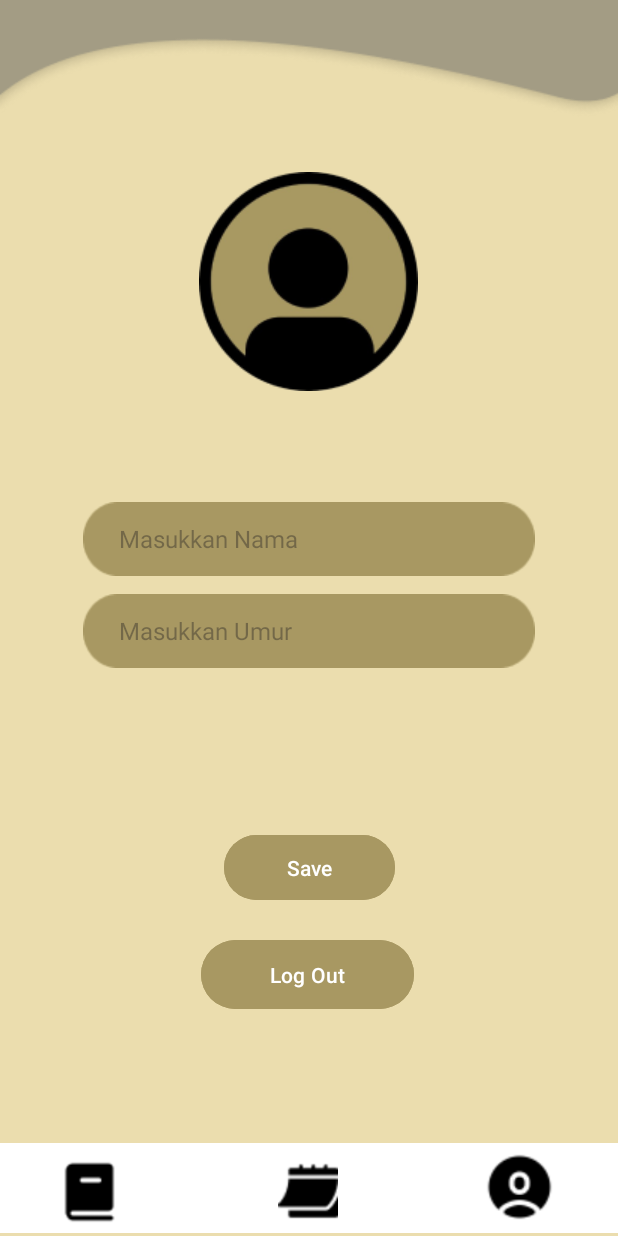
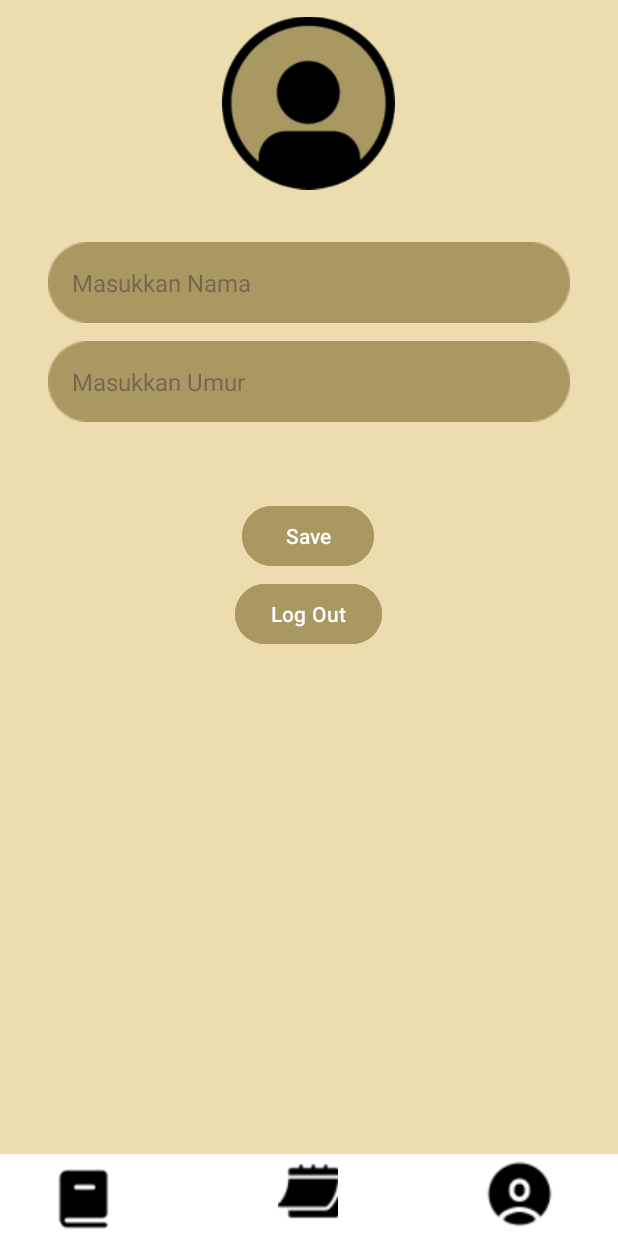
Before and after one commit to asyifaauliarahma08/MindNote, an Android app: the layout activity_profile.xml on its own in the app's theme, with its tools: preview values and no code run, on a phone screen of 412 x 824 dp. Run offline under Robolectric (Android 15) with nearby library versions, the phone set to English and light mode, and no system bars.

Commit message:
memperbaiki tampilan

```diff
--- a/app/src/main/AndroidManifest.xml
+++ b/app/src/main/AndroidManifest.xml
@@ -25,7 +25,7 @@
             android:name=".Penulisan"
             android:exported="false" />
         <activity
-            android:name=".profile"
+            android:name=".Profile"
             android:exported="false" />
         <activity
             android:name=".loginsukses"
@@ -35,9 +35,6 @@
             android:exported="false" />
         <activity
             android:name=".Login"
-            android:exported="false" />
-        <activity
-            android:name=".signin"
             android:exported="false" />
         <activity
             android:name=".MainActivity"
--- a/app/src/main/java/com/example/mindnote/Kalender.kt
+++ b/app/src/main/java/com/example/mindnote/Kalender.kt
@@ -58,8 +58,10 @@ class Kalender : AppCompatActivity() {
         iconProfile.setOnClickListener {
             if (this::class.java.simpleName != "Profile") {
                 startActivity(Intent(this, Profile::class.java))
+                finish() // tutup halaman ini biar nggak numpuk
             }
         }
+
     }
 
     private fun setupCalendar() {
--- a/app/src/main/java/com/example/mindnote/catatanku.kt
+++ b/app/src/main/java/com/example/mindnote/catatanku.kt
@@ -56,10 +56,12 @@ class catatanku : AppCompatActivity(), CatatanAdapter.OnItemClickListener {
         }
 
         iconProfile.setOnClickListener {
-            Toast.makeText(this, "Klik Profile", Toast.LENGTH_SHORT).show() // Debug
-            startActivity(Intent(this, Profile::class.java))
+            if (this::class.java.simpleName != "Profile") {
+                startActivity(Intent(this, Profile::class.java))
+                finish() // tutup halaman ini biar nggak numpuk
+            }
+        }
 
-        }
     }
 
     private fun loadData() {
--- a/app/src/main/res/layout/activity_catatanku.xml
+++ b/app/src/main/res/layout/activity_catatanku.xml
@@ -10,28 +10,31 @@
     <!-- Latar Atas -->
     <ImageView
         android:id="@+id/imageView5"
-        android:layout_width="452dp"
+        android:layout_width="0dp"
         android:layout_height="137dp"
-        android:layout_marginTop="4dp"
+        android:scaleType="fitXY"
         android:src="@drawable/atas"
+        app:layout_constraintTop_toTopOf="parent"
         app:layout_constraintStart_toStartOf="parent"
-        app:layout_constraintEnd_toEndOf="parent"
-        app:layout_constraintTop_toTopOf="parent"
-        app:layout_constraintHorizontal_bias="0.512" />
+        app:layout_constraintEnd_toEndOf="parent" />
+
 
     <!-- RecyclerView untuk daftar catatan -->
+
+    <!-- Tombol Tambah Catatan (+) -->
     <androidx.recyclerview.widget.RecyclerView
         android:id="@+id/recyclerViewCatatan"
         android:layout_width="0dp"
         android:layout_height="0dp"
         android:layout_marginTop="8dp"
         android:layout_marginBottom="8dp"
+        app:layout_constraintBottom_toTopOf="@id/imageView21"
+        app:layout_constraintEnd_toEndOf="parent"
+        app:layout_constraintHorizontal_bias="1.0"
+        app:layout_constraintStart_toStartOf="parent"
         app:layout_constraintTop_toBottomOf="@id/imageView5"
-        app:layout_constraintBottom_toTopOf="@id/imageView21"
-        app:layout_constraintStart_toStartOf="parent"
-        app:layout_constraintEnd_toEndOf="parent" />
+        app:layout_constraintVertical_bias="0.0" />
 
-    <!-- Tombol Tambah Catatan (+) -->
     <Button
         android:id="@+id/addNoteButton"
         android:layout_width="60dp"
@@ -45,19 +48,21 @@
         app:layout_constraintEnd_toEndOf="parent" />
 
     <!-- Bagian bawah (navigasi) -->
+
+    <!-- Icon Navigasi Buku -->
+
     <ImageView
         android:id="@+id/imageView21"
         android:layout_width="454dp"
         android:layout_height="77dp"
         android:src="@drawable/textboxbawah"
         app:layout_constraintBottom_toBottomOf="parent"
+        app:layout_constraintEnd_toEndOf="parent"
+        app:layout_constraintHorizontal_bias="0.0"
         app:layout_constraintStart_toStartOf="parent"
-        app:layout_constraintEnd_toEndOf="parent"
         app:layout_constraintTop_toTopOf="@+id/img_kekalender"
-        app:layout_constraintHorizontal_bias="0.358"
-        app:layout_constraintVertical_bias="1.0" />
+        app:layout_constraintVertical_bias="0.56" />
 
-    <!-- Icon Navigasi Buku -->
     <ImageView
         android:id="@+id/img_book"
         android:layout_width="47dp"
@@ -70,28 +75,30 @@
         app:srcCompat="@drawable/buku" />
 
     <!-- Icon Navigasi Kalender -->
+
+    <!-- Icon Navigasi Akun -->
+
     <ImageView
         android:id="@+id/img_kekalender"
         android:layout_width="40dp"
         android:layout_height="44dp"
         android:layout_marginBottom="8dp"
         app:layout_constraintBottom_toBottomOf="parent"
+        app:layout_constraintEnd_toEndOf="parent"
+        app:layout_constraintHorizontal_bias="0.498"
         app:layout_constraintStart_toStartOf="parent"
-        app:layout_constraintEnd_toEndOf="parent"
         app:layout_constraintTop_toTopOf="parent"
-        app:layout_constraintHorizontal_bias="0.498"
         app:layout_constraintVertical_bias="1.0"
         app:srcCompat="@drawable/kalenderr" />
 
-    <!-- Icon Navigasi Akun -->
     <ImageView
         android:id="@+id/img_account"
         android:layout_width="51dp"
         android:layout_height="56dp"
+        android:layout_marginEnd="40dp"
         app:layout_constraintBottom_toBottomOf="parent"
         app:layout_constraintEnd_toEndOf="parent"
         app:layout_constraintTop_toTopOf="parent"
-        app:layout_constraintHorizontal_bias="0.891"
         app:layout_constraintVertical_bias="1.0"
         app:srcCompat="@drawable/account" />
 
--- a/app/src/main/res/layout/activity_profile.xml
+++ b/app/src/main/res/layout/activity_profile.xml
@@ -3,34 +3,37 @@
     xmlns:android="http://schemas.android.com/apk/res/android"
     xmlns:app="http://schemas.android.com/apk/res-auto"
     xmlns:tools="http://schemas.android.com/tools"
-    android:id="@+id/main"
     android:layout_width="match_parent"
     android:layout_height="match_parent"
-    android:background="#D1AC99"
-    android:backgroundTint="#EBDDAE"
+    android:background="#EBDDAE"
     tools:context=".Profile">
 
+    <!-- Header atas -->
+
+    <!-- Icon profil -->
+
+    <!-- Nama -->
     <ImageView
         android:id="@+id/imageView21"
-        android:layout_width="500dp"
-        android:layout_height="64dp"
+        android:layout_width="454dp"
+        android:layout_height="77dp"
+        android:src="@drawable/textboxbawah"
         app:layout_constraintBottom_toBottomOf="parent"
         app:layout_constraintEnd_toEndOf="parent"
         app:layout_constraintHorizontal_bias="0.0"
         app:layout_constraintStart_toStartOf="parent"
-        app:layout_constraintTop_toTopOf="parent"
-        app:layout_constraintVertical_bias="1.0"
-        app:srcCompat="@drawable/textboxbawah" />
+        app:layout_constraintTop_toTopOf="@+id/img_kekalender"
+        app:layout_constraintVertical_bias="0.56" />
 
     <ImageView
         android:id="@+id/img_book"
         android:layout_width="47dp"
         android:layout_height="49dp"
-        android:layout_marginStart="36dp"
+        android:layout_marginStart="32dp"
         app:layout_constraintBottom_toBottomOf="parent"
         app:layout_constraintStart_toStartOf="parent"
         app:layout_constraintTop_toTopOf="parent"
-        app:layout_constraintVertical_bias="0.994"
+        app:layout_constraintVertical_bias="1.0"
         app:srcCompat="@drawable/buku" />
 
     <ImageView
@@ -54,84 +57,88 @@
         app:layout_constraintBottom_toBottomOf="parent"
         app:layout_constraintEnd_toEndOf="parent"
         app:layout_constraintTop_toTopOf="parent"
-        app:layout_constraintVertical_bias="0.994"
+        app:layout_constraintVertical_bias="1.0"
         app:srcCompat="@drawable/account" />
-
 
     <ImageView
         android:id="@+id/imageView13"
-        android:layout_width="wrap_content"
-        android:layout_height="wrap_content"
-        app:layout_constraintBottom_toBottomOf="parent"
+        android:layout_width="115dp"
+        android:layout_height="137dp"
         app:layout_constraintEnd_toEndOf="parent"
         app:layout_constraintHorizontal_bias="0.498"
         app:layout_constraintStart_toStartOf="parent"
-        app:layout_constraintTop_toTopOf="parent"
-        app:layout_constraintVertical_bias="0.169"
-        app:srcCompat="@drawable/profil" />
+        app:srcCompat="@drawable/profil"
+        tools:layout_editor_absoluteY="78dp"
+        tools:ignore="MissingConstraints" />
 
-    <!-- Hapus EditText duplikat, pakai satu yang ini -->
     <EditText
         android:id="@+id/et_name"
-        android:layout_width="301dp"
-        android:layout_height="49dp"
+        android:layout_width="0dp"
+        android:layout_height="wrap_content"
+        android:layout_marginTop="24dp"
+        android:layout_marginStart="32dp"
+        android:layout_marginEnd="32dp"
+        android:hint="Masukkan Nama"
         android:background="@drawable/textbox"
-        android:hint="      Masukkan Nama"
+        android:padding="16dp"
         android:textSize="16sp"
-        app:layout_constraintBottom_toBottomOf="parent"
-        app:layout_constraintEnd_toEndOf="parent"
+        app:layout_constraintTop_toBottomOf="@id/imageView13"
         app:layout_constraintStart_toStartOf="parent"
-        app:layout_constraintTop_toTopOf="parent"
-        app:layout_constraintVertical_bias="0.432" />
+        app:layout_constraintEnd_toEndOf="parent" />
 
-
+    <!-- Umur -->
     <EditText
         android:id="@+id/et_age"
-        android:layout_width="301dp"
-        android:layout_height="49dp"
+        android:layout_width="0dp"
+        android:layout_height="wrap_content"
         android:layout_marginTop="12dp"
+        android:layout_marginStart="32dp"
+        android:layout_marginEnd="32dp"
+        android:hint="Masukkan Umur"
+        android:inputType="number"
         android:background="@drawable/textbox"
-        android:hint="      Masukkan Umur"
-        android:inputType="number"
+        android:padding="16dp"
         android:textSize="16sp"
-        app:layout_constraintEnd_toEndOf="parent"
+        app:layout_constraintTop_toBottomOf="@id/et_name"
         app:layout_constraintStart_toStartOf="parent"
-        app:layout_constraintTop_toBottomOf="@id/et_name" />
+        app:layout_constraintEnd_toEndOf="parent" />
 
-    <ImageView
-        android:id="@+id/imageView18"
-        android:layout_width="match_parent"
-        android:layout_height="wrap_content"
-        android:scaleType="fitXY"
-        app:layout_constraintEnd_toEndOf="parent"
-        app:layout_constraintStart_toStartOf="parent"
-        app:layout_constraintTop_toTopOf="parent"
-        app:srcCompat="@drawable/bentukatas" />
+    <!-- Tombol Save -->
+
+    <!-- Tombol Logout -->
+
+    <!-- Background bawah bar navigasi -->
 
     <Button
         android:id="@+id/btn_save"
-        android:layout_width="114dp"
-        android:layout_height="51dp"
+        android:layout_width="wrap_content"
+        android:layout_height="wrap_content"
+        android:layout_marginTop="52dp"
         android:backgroundTint="#A89862"
         android:text="Save"
         android:textColor="#FFFFFF"
-        app:layout_constraintBottom_toBottomOf="parent"
         app:layout_constraintEnd_toEndOf="parent"
+        app:layout_constraintHorizontal_bias="0.498"
         app:layout_constraintStart_toStartOf="parent"
-        app:layout_constraintTop_toTopOf="parent"
-        app:layout_constraintVertical_bias="0.715" />
+        app:layout_constraintTop_toBottomOf="@id/et_age" />
 
     <Button
         android:id="@+id/btn_logout"
-        android:layout_width="142dp"
-        android:layout_height="54dp"
+        android:layout_width="wrap_content"
+        android:layout_height="wrap_content"
+        android:layout_marginTop="4dp"
         android:backgroundTint="#A89862"
         android:text="Log Out"
-        app:layout_constraintBottom_toBottomOf="parent"
+        android:textColor="#FFFFFF"
         app:layout_constraintEnd_toEndOf="parent"
-        app:layout_constraintHorizontal_bias="0.497"
+        app:layout_constraintHorizontal_bias="0.498"
         app:layout_constraintStart_toStartOf="parent"
-        app:layout_constraintTop_toTopOf="parent"
-        app:layout_constraintVertical_bias="0.809" />
+        app:layout_constraintTop_toBottomOf="@id/btn_save" />
+
+    <!-- Icon buku -->
+
+    <!-- Icon kalender -->
+
+    <!-- Icon profil (aktif) -->
 
 </androidx.constraintlayout.widget.ConstraintLayout>
```
